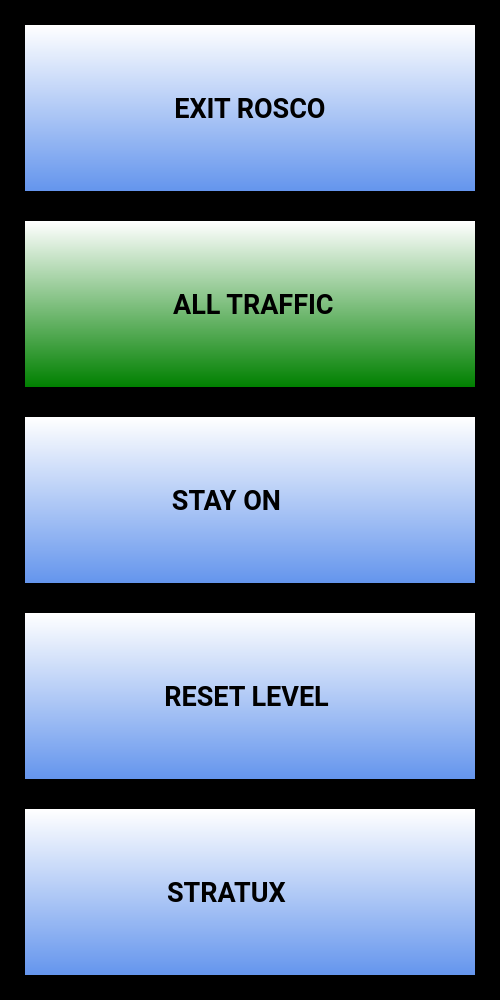
UnexplodedMinds/Rosco, file ui/MenuDialog.ui: the form before one commit.
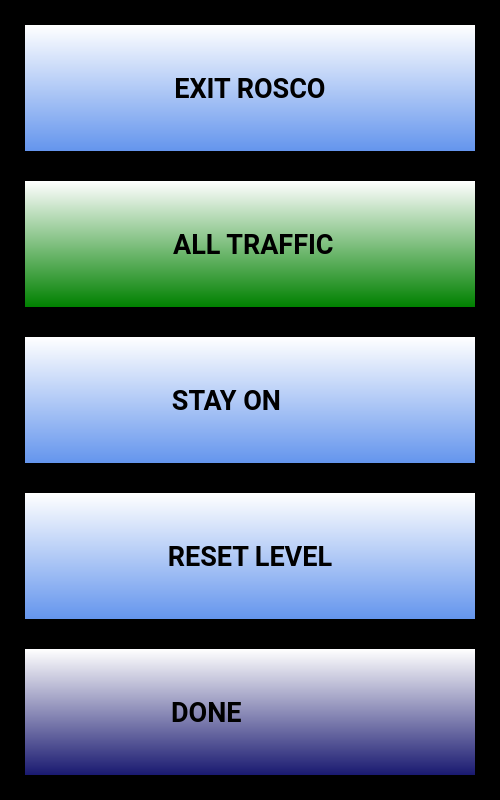
The form after the commit. Icons and pictures are not drawn.

What changed in the file:
```diff
--- a/ui/MenuDialog.ui
+++ b/ui/MenuDialog.ui
@@ -7,7 +7,7 @@
     <x>0</x>
     <y>0</y>
     <width>500</width>
-    <height>1000</height>
+    <height>800</height>
    </rect>
   </property>
   <property name="sizePolicy">
@@ -19,13 +19,13 @@
   <property name="minimumSize">
    <size>
     <width>500</width>
-    <height>1000</height>
+    <height>800</height>
    </size>
   </property>
   <property name="maximumSize">
    <size>
     <width>500</width>
-    <height>1000</height>
+    <height>800</height>
    </size>
   </property>
   <property name="palette">
@@ -254,7 +254,7 @@
       </font>
      </property>
      <property name="text">
-      <string>RESET LEVEL </string>
+      <string> RESET LEVEL </string>
      </property>
      <property name="icon">
       <iconset resource="../AHRSResources.qrc">
@@ -287,8 +287,11 @@
        <bold>true</bold>
       </font>
      </property>
+     <property name="styleSheet">
+      <string notr="true">QPushButton { background-color: qlineargradient( x1:0, y1:0, x2:0, y2:1, stop: 0 white, stop:1 MidnightBlue ); }</string>
+     </property>
      <property name="text">
-      <string>STRATUX       </string>
+      <string> DONE              </string>
      </property>
      <property name="icon">
       <iconset resource="../AHRSResources.qrc">
```
Left out of the diff: 4 changed lines with no effect on the pictures.
